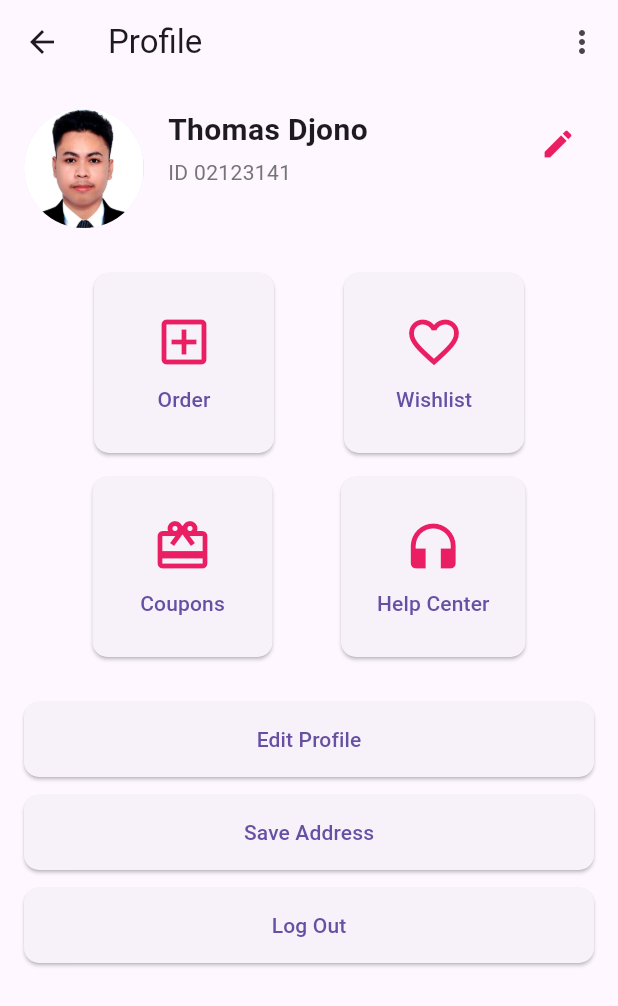
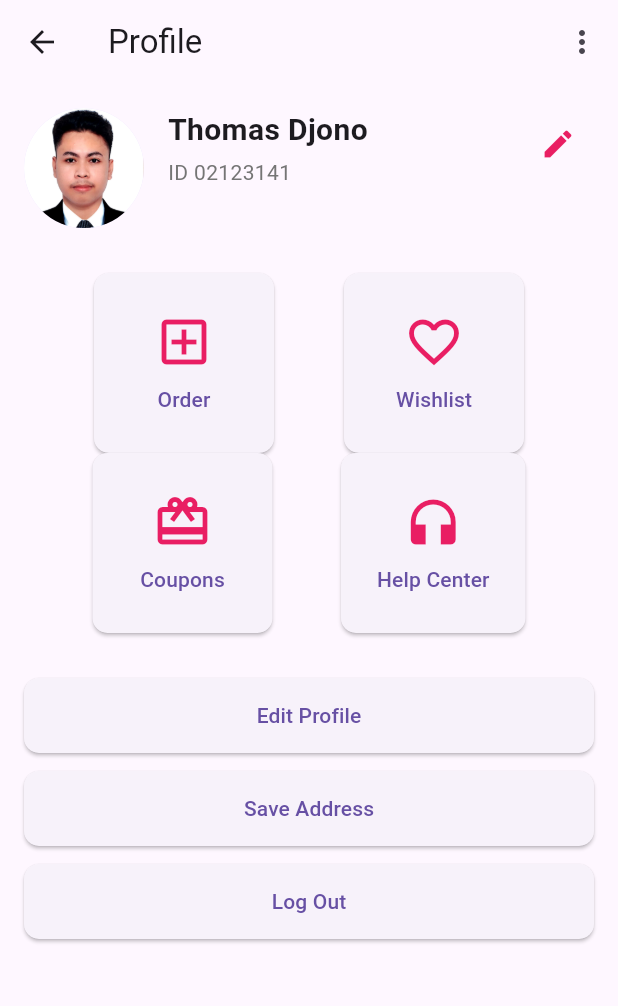
Before and after one commit to Jerickivan29/ChopyApp, a Flutter app: the Profile screen opened directly, on a phone screen of 412 x 824 dp. Shown: the top 1006 px of the screen. Run offline on Flutter 3.47's test engine with Material 3 defaults, Android fonts, the phone set to English and light mode, and no system bars; our stand-ins replace carousel_slider.

```diff
--- a/chopy_app/lib/profile.dart
+++ b/chopy_app/lib/profile.dart
@@ -10,7 +10,6 @@ class MyApp extends StatelessWidget {
     return MaterialApp(
       home: Profile(
         onBackTap: (value) {
-          // Handle the back tap action here
           print('Back tapped with value: $value');
         },
       ),
@@ -25,10 +24,8 @@ class Profile extends StatelessWidget {
 
   @override
   Widget build(BuildContext context) {
-    // Get the screen width
     final screenWidth = MediaQuery.of(context).size.width;
 
-    // Adjust button size based on screen width
     final buttonSize = screenWidth < 600 ? Size(120, 120) : Size(150, 150);
 
     return Scaffold(
@@ -36,7 +33,7 @@ class Profile extends StatelessWidget {
         leading: IconButton(
           icon: Icon(Icons.arrow_back),
           onPressed: () {
-            onBackTap(1); // Call the onBackTap function with a value
+            onBackTap(1);
           },
         ),
         title: Text('Profile'),
@@ -44,7 +41,6 @@ class Profile extends StatelessWidget {
           IconButton(
             icon: Icon(Icons.more_vert),
             onPressed: () {
-              // Handle more options press
             },
           ),
         ],
@@ -55,11 +51,10 @@ class Profile extends StatelessWidget {
           child: Column(
             children: [
               ProfileSection(),
-              SizedBox(height: 30), // Add space between profile and buttons
-              BoxSection('Order', Icons.add_box_outlined, 'Wishlist', Icons.favorite_border_outlined, buttonSize),// Pass buttonSize to BoxSection
-              SizedBox(height: 16), // Add space between rows
-              BoxSection('Coupons', Icons.card_giftcard, 'Help Center', Icons.headphones, buttonSize), // Pass buttonSize to BoxSection
-              SizedBox(height: 30), // Add space before account settings
+              SizedBox(height: 30),
+              BoxSection('Order', Icons.add_box_outlined, 'Wishlist', Icons.favorite_border_outlined, buttonSize),
+              BoxSection('Coupons', Icons.card_giftcard, 'Help Center', Icons.headphones, buttonSize),
+              SizedBox(height: 30),
               AccountSet(),
             ],
           ),
@@ -82,7 +77,7 @@ class ProfileSection extends StatelessWidget {
           children: [
             CircleAvatar(
               radius: 40,
-              backgroundImage: AssetImage("assets/images/ID_PIC.jpg"), // Replace with your image URL
+              backgroundImage: AssetImage("assets/images/ID_PIC.jpg"),
             ),
             SizedBox(width: 16),
             Expanded(
@@ -109,7 +104,6 @@ class ProfileSection extends StatelessWidget {
             IconButton(
               icon: Icon(Icons.edit, color: Colors.pink),
               onPressed: () {
-                // Handle edit button press
               },
             ),
           ],
@@ -136,38 +130,36 @@ class BoxSection extends StatelessWidget {
       children: [
         ElevatedButton(
           onPressed: () {
-            // Handle Order button press
           },
           style: ElevatedButton.styleFrom(
-            minimumSize: buttonSize, // Use media query size
+            minimumSize: buttonSize,
             shape: RoundedRectangleBorder(
-              borderRadius: BorderRadius.circular(10), // No rounded corners
+              borderRadius: BorderRadius.circular(10),
             ),
           ),
           child: Column(
             mainAxisAlignment: MainAxisAlignment.center,
             children: [
-              Icon(ficon, size: 40, color: Colors.pink), // Adjust size if needed
-              SizedBox(height: 8), // Space between icon and text
+              Icon(ficon, size: 40, color: Colors.pink),
+              SizedBox(height: 8),
               Text(ftext),
             ],
           ),
         ),
         ElevatedButton(
           onPressed: () {
-            // Handle Wishlist button press
           },
           style: ElevatedButton.styleFrom(
-            minimumSize: buttonSize, // Use media query size
+            minimumSize: buttonSize,
             shape: RoundedRectangleBorder(
-              borderRadius: BorderRadius.circular(10), // No rounded corners
+              borderRadius: BorderRadius.circular(10),
             ),
           ),
           child: Column(
             mainAxisAlignment: MainAxisAlignment.center,
             children: [
-              Icon(sicon, size: 40, color: Colors.pink), // Adjust size if needed
-              SizedBox(height: 8), // Space between icon and text
+              Icon(sicon, size: 40, color: Colors.pink),
+              SizedBox(height: 8),
               Text(stext),
             ],
           ),
@@ -186,36 +178,33 @@ class AccountSet extends StatelessWidget {
       children: [
         ElevatedButton(
           onPressed: () {
-            // Handle Edit Profile button press
           },
           style: ElevatedButton.styleFrom(
-            minimumSize: Size(double.infinity, 50), // Full width button
+            minimumSize: Size(double.infinity, 50),
             shape: RoundedRectangleBorder(
               borderRadius: BorderRadius.circular(10),
             ),
           ),
           child: Text('Edit Profile'),
         ),
-        SizedBox(height: 12), // Space between buttons
+        SizedBox(height: 12),
         ElevatedButton(
           onPressed: () {
-            // Handle Save Address button press
           },
           style: ElevatedButton.styleFrom(
-            minimumSize: Size(double.infinity, 50), // Full width button
+            minimumSize: Size(double.infinity, 50),
             shape: RoundedRectangleBorder(
               borderRadius: BorderRadius.circular(10),
             ),
           ),
           child: Text('Save Address'),
         ),
-        SizedBox(height: 12), // Space between buttons
+        SizedBox(height: 12),
         ElevatedButton(
           onPressed: () {
-            // Handle Log Out button press
           },
           style: ElevatedButton.styleFrom(
-            minimumSize: Size(double.infinity, 50), // Full width button
+            minimumSize: Size(double.infinity, 50),
             shape: RoundedRectangleBorder(
               borderRadius: BorderRadius.circular(10),
             ),
```
Also changed, not shown: chopy_app/lib/homepage.dart (+28 -21 lines), chopy_app/lib/login.dart (added, +14 -0 lines), chopy_app/lib/products_page.dart (added, +18 -0 lines).
